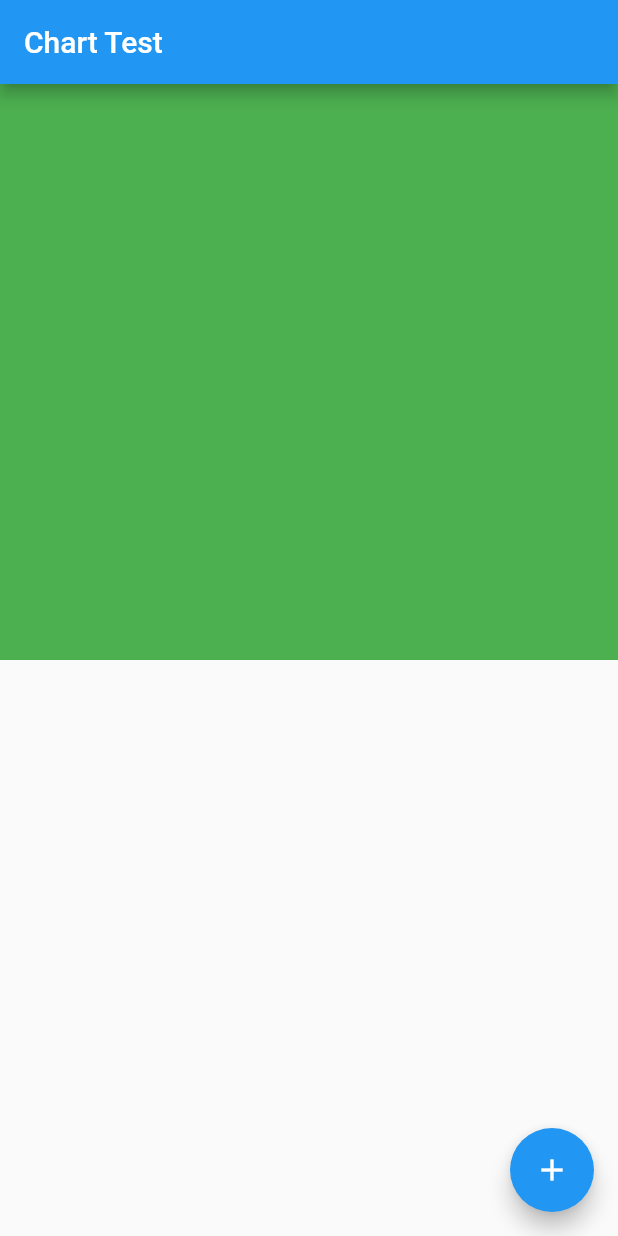
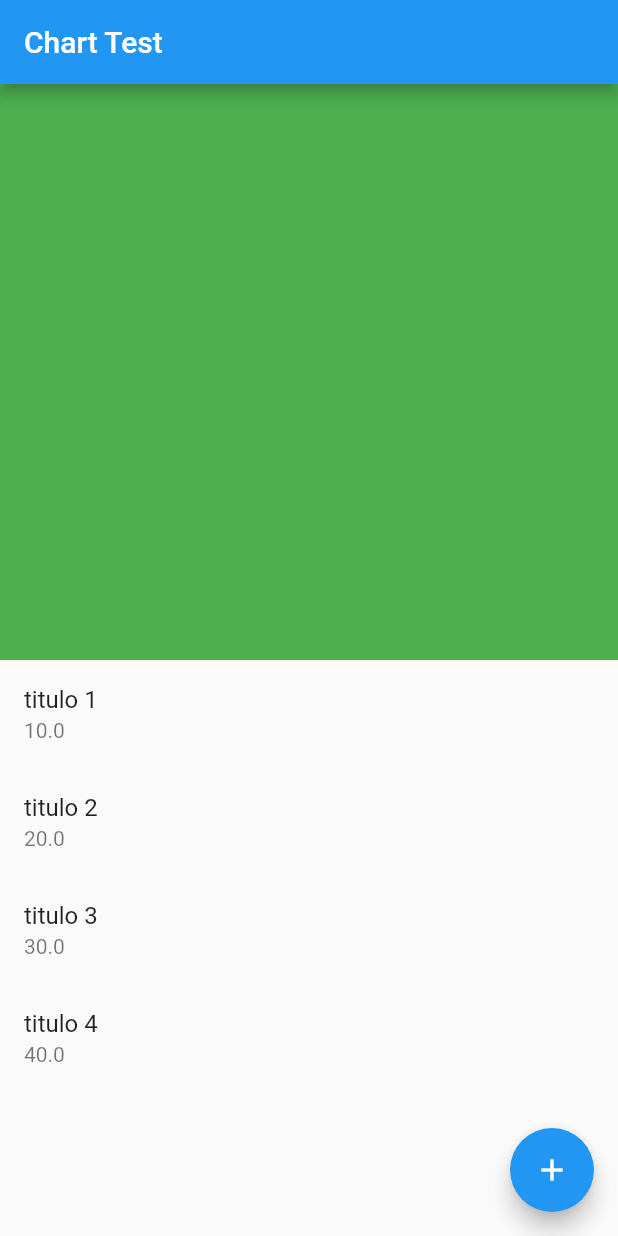
Before and after one commit to Monolite/flutter_chart_test, a Flutter app: the screen it shows after launch, on a phone screen of 412 x 824 dp. Run offline on Flutter 3.47's test engine with Material 2 defaults, Android fonts, the phone set to English and light mode, and no system bars.

Commit message:
lista
Se sube la lista

```diff
--- a/src/flutter_chart_test/lib/home_page.dart
+++ b/src/flutter_chart_test/lib/home_page.dart
@@ -1,5 +1,6 @@
 import 'package:flutter/material.dart';
 import 'package:flutter_chart_test/model/pie_section.dart';
+import 'package:flutter_chart_test/item.dart';
 
 class HomePage extends StatefulWidget {
   const HomePage({Key? key}) : super(key: key);
@@ -9,7 +10,24 @@ class HomePage extends StatefulWidget {
 }
 
 class _HomePageState extends State<HomePage> {
-  final sections = <PieSection>[];
+  //final sections = <PieSection>[];
+
+  buildList() {
+    return <PieSection>[
+      PieSection(title: 'titulo 1', value: 10.0),
+      PieSection(title: 'titulo 2', value: 20.0),
+      PieSection(title: 'titulo 3', value: 30.0),
+      PieSection(title: 'titulo 4', value: 40.0),
+    ];
+  }
+
+  List<ListItem> builLista() {
+    return buildList()
+        .map<ListItem>((list) => ListItem(
+              lista: list,
+            ))
+        .toList();
+  }
 
   @override
   Widget build(BuildContext context) {
@@ -23,7 +41,10 @@ class _HomePageState extends State<HomePage> {
               child: Container(
             color: Colors.green,
           )),
-          Expanded(child: ListView.builder(itemCount: sections.length, itemBuilder: (context, index) {}))
+          Expanded(
+              child: ListView(
+            children: builLista(),
+          ))
         ],
       ),
       floatingActionButton: FloatingActionButton(
--- /dev/null
+++ b/src/flutter_chart_test/lib/item.dart
@@ -0,0 +1,15 @@
+import 'package:flutter/material.dart';
+import 'package:flutter_chart_test/model/pie_section.dart';
+
+class ListItem extends StatelessWidget {
+  final PieSection lista;
+  const ListItem({required this.lista, Key? key}) : super(key: key);
+
+  @override
+  Widget build(BuildContext context) {
+    return ListTile(
+      title: Text(lista.title),
+      subtitle: Text('${lista.value}'),
+    );
+  }
+}
--- a/src/flutter_chart_test/lib/model/pie_section.dart
+++ b/src/flutter_chart_test/lib/model/pie_section.dart
@@ -1,6 +1,6 @@
 class PieSection {
-  final String title;
-  final double value;
+  String title = "";
+  double value = 0.0;
 
-  PieSection(this.title, this.value);
+  PieSection({required this.title, required this.value});
 }
```
